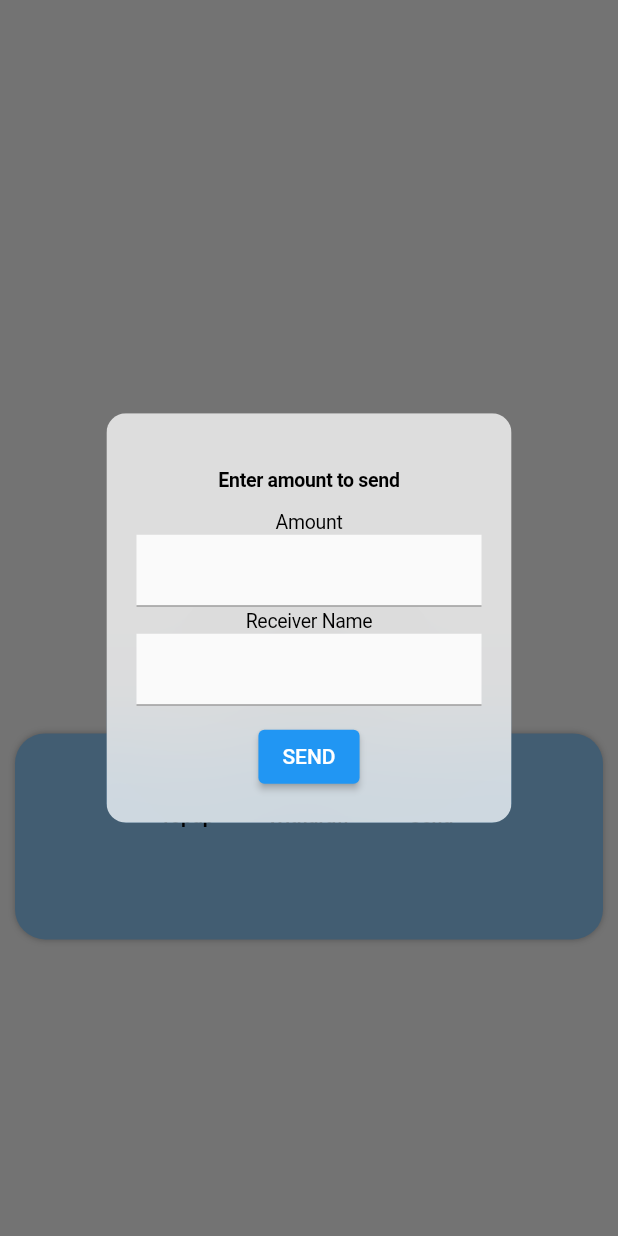
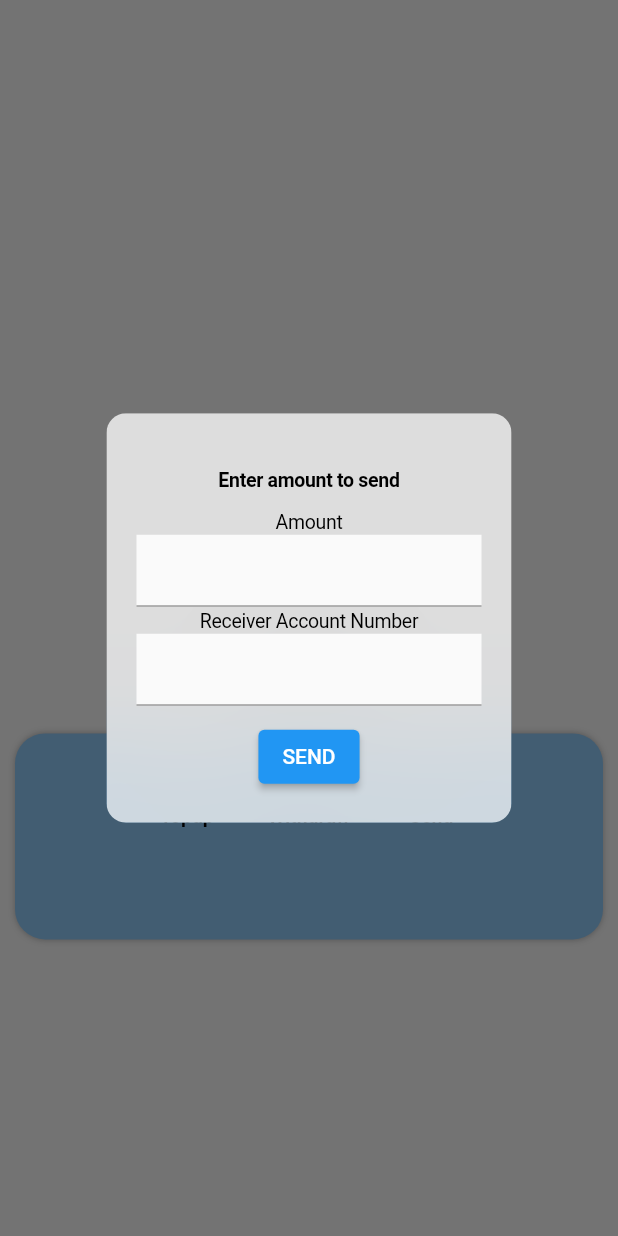
Before and after one commit to RutananaArnold/transaction_app, a Flutter app: the User1 screen opened directly, after a tap on the "send" icon, on a phone screen of 412 x 824 dp. Run offline on Flutter 3.47's test engine with Material 2 defaults, Android fonts, the phone set to English and light mode, and no system bars; our stand-ins replace get, shared_preferences; accounts and stored records are empty; network calls fail.

Commit message:
modified account details

```diff
--- a/lib/screens/user1.dart
+++ b/lib/screens/user1.dart
@@ -237,7 +237,8 @@ class _User1State extends State<User1> {
                                                           TextInputType.number,
                                                     ),
                                                   ),
-                                                  const Text("Receiver Name"),
+                                                  const Text(
+                                                      "Receiver Account Number"),
                                                   Material(
                                                     child: TextFormField(
                                                       controller:
```
